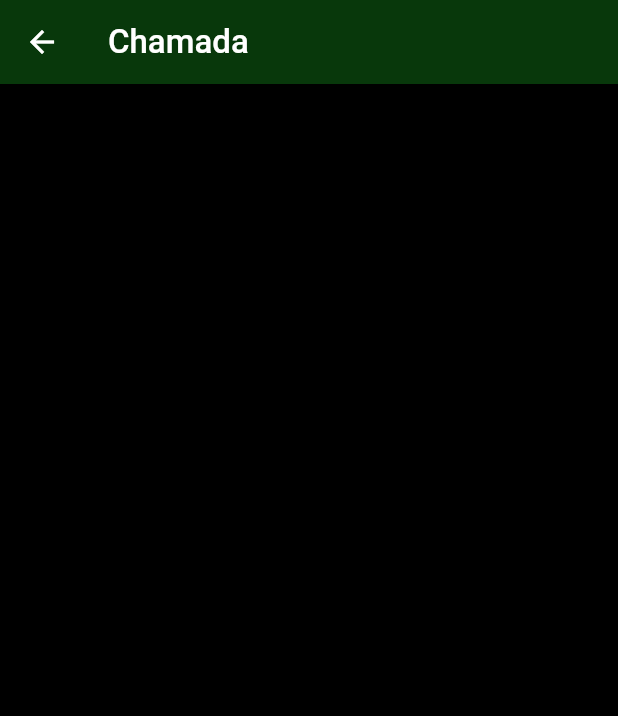
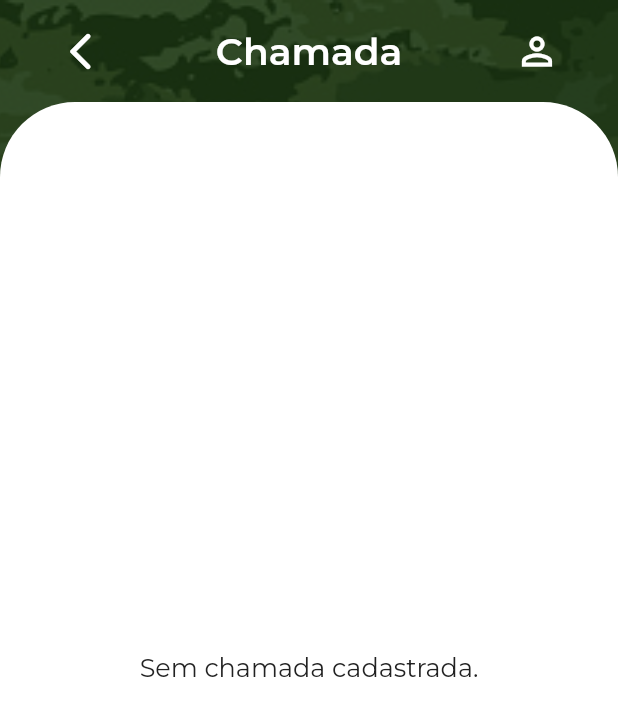
Before and after one commit to MatheusAmaros/tg-app, a Flutter app: the ChamadaVizualizarView screen opened directly with empty values, on a phone screen of 412 x 824 dp. Shown: the top 716 px of the screen. Run offline on Flutter 3.47's test engine with Material 2 defaults, Android fonts, the phone set to English and light mode, and no system bars; our stand-ins replace cloud_firestore, firebase_auth, firebase_core, fluttertoast, google_fonts, mask_text_input_formatter and 2 more; missing offline and left inert: dart:html; accounts and stored records are empty; Roboto replaces fonts that are missing (Poppins).

Commit message:
Redesign da tela chamadaVisualizar

```diff
--- a/lib/view/app.dart
+++ b/lib/view/app.dart
@@ -38,6 +38,7 @@ class App extends StatelessWidget {
         '/chamadaPelotao': (context) => ChamadaPelotaoView(),
         '/chamadaPelotaoV': (context) => ChamadaPelotaoVisualizarView(),
         '/chamada': (context) => ChamadaView(),
+        '/chamadaV': (context) => ChamadaVizualizarView(),
         '/cadastroAtirador': (context) => CadastroAtirador(),
         '/cadastroInstrutor': (context) => CadastroInstrutor(),
         '/home': (context) => Home(),
--- a/lib/view/chamadaVisualizar.view.dart
+++ b/lib/view/chamadaVisualizar.view.dart
@@ -25,26 +25,59 @@ class _ChamadaVizualizarViewState extends State<ChamadaVizualizarView> {
     final dataInv = DateFormat("yyyy-MM-dd").format(DateTime.parse(arguments['dataInv'])).toString();
     final dataText = arguments['dataText'];
     return Scaffold(
-      backgroundColor: Colors.black,
-      appBar: AppBar(
-        backgroundColor: Color.fromARGB(255, 8, 56, 11),
-        automaticallyImplyLeading: true,
-        title: Text(
-          'Chamada',
-          textAlign: TextAlign.justify,
-          style: TextStyle(
-            fontFamily: 'Poppins',
-            color: Colors.white,
-            fontSize: 22,
+      backgroundColor: Color.fromARGB(255, 0, 34, 2),
+      body: Container(
+        decoration: BoxDecoration(
+          image: DecorationImage(
+            fit: BoxFit.cover,
+            colorFilter: ColorFilter.mode(Colors.black.withOpacity(0.25), BlendMode.dstATop),
+            image: Image.asset('assets/images/camuflagem2.jpg',).image,
           ),
         ),
-        actions: [],
-        centerTitle: false,
+        child: Column(
+          crossAxisAlignment: CrossAxisAlignment.start,
+          children: <Widget>[
+            Container(
+              padding: EdgeInsets.only(top: 10.0, left: 30.0, right: 30.0, bottom: 10.0),
+              child: Column(
+                crossAxisAlignment: CrossAxisAlignment.start,
+                children: [
+                  Row(
+                    mainAxisAlignment: MainAxisAlignment.spaceBetween,
+                    children: [
+                      IconButton(
+                        icon: Icon(Icons.arrow_back_ios_rounded),
+                        iconSize: 30,
+                        color: Colors.white,
+                        onPressed: () {
+                          Navigator.of(context).pop();
+                        },
                       ),
-
-      body: Theme(
+                      Text('Chamada', style: TextStyle(fontSize: 25, color: Colors.white, fontFamily: 'Montserrat-S',)),
+                      IconButton(
+                        icon: Icon((Icons.perm_identity_sharp)),
+                        iconSize: 30,
+                        color: Colors.white,
+                        onPressed: () {},
+                      ),
+                    ],
+                  )
+                ],
+              ),
+            ),
+            Expanded(
+              child: Container(
+                padding: EdgeInsets.symmetric(horizontal: 20.0),
+                decoration: BoxDecoration(
+                  color: Colors.white,
+                  borderRadius: BorderRadius.only(
+                    topLeft: Radius.circular(50.0),
+                    topRight: Radius.circular(50.0),
+                  ),
+                ),
+                child: Theme(
                   data: ThemeData(
-                unselectedWidgetColor: Colors.white,
+                      unselectedWidgetColor: Colors.grey.shade900,
                   ),
                   child: StreamBuilder<QuerySnapshot<Map<String, dynamic>>>(
                   stream: firestore.collection('chamadas').doc(dataInv).collection(pelotaoBusca).snapshots(),
@@ -56,18 +89,20 @@ class _ChamadaVizualizarViewState extends State<ChamadaVizualizarView> {
                       return Text("Erro");
                     }
                     if(snapshot.data!.docs.length == 0){
-            return Center(child: Text("Sem chamada cadastrada."));
+                      return Center(child: Text("Sem chamada cadastrada.",  style: TextStyle(color: Colors.grey.shade900, fontFamily: 'Montserrat', fontSize: 17 ),));
                     }
 
                     return Column(
                       children:[
-              Text("Pelotão $numPelotao - $dataText", style: TextStyle(color: Colors.white),),
+                        Container(padding: EdgeInsets.fromLTRB(0, 35, 0, 0),),
+                        Text("Pelotão $numPelotao - $dataText", style: TextStyle(color: Colors.grey.shade900, fontFamily: 'Montserrat-S', fontSize: 15 ),),
                         ListView.builder(
+                          padding: EdgeInsets.fromLTRB(0, 20, 0, 0),
                           shrinkWrap: true,
                           itemCount: snapshot.data!.docs.length,
                           itemBuilder: (_, index){
                             return CheckboxListTile(
-                    title: Text(snapshot.data!.docs[index]['nome'], style: TextStyle(color: Colors.white)),
+                              title: Text(snapshot.data!.docs[index]['nome'], style: TextStyle(color: Colors.grey.shade900, fontFamily: 'Montserrat',)),
                               value: snapshot.data!.docs[index]['presenca'],
                               activeColor: Color.fromARGB(255, 8, 56, 11),
                               onChanged: (value){},
@@ -79,6 +114,11 @@ class _ChamadaVizualizarViewState extends State<ChamadaVizualizarView> {
                   },
                   )
                 ),
+              ),
+            ),
+          ],
+        ),
+      ),
     );
   }
 }
--- a/lib/view/home.viewD.dart
+++ b/lib/view/home.viewD.dart
@@ -331,7 +331,7 @@ class _HomeState extends State<Home> {
                                       IconButton(
                                           onPressed: () {
                                             Navigator.pushNamed(
-                                                context, '/calendario');
+                                                context, '/chamadaPelotaoV');
                                           },
                                           iconSize: 50,
                                           icon: Icon(Icons.table_view)),
```
Lines whose indentation alone changed are shown as unchanged.
